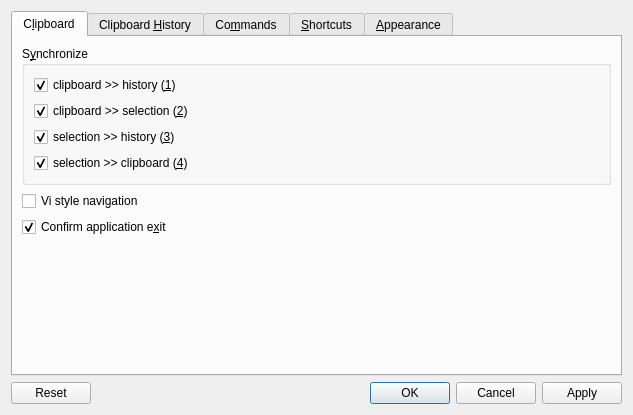
Qt form src/ui/configurationmanager.ui (hluk/CopyQ) before a commit.
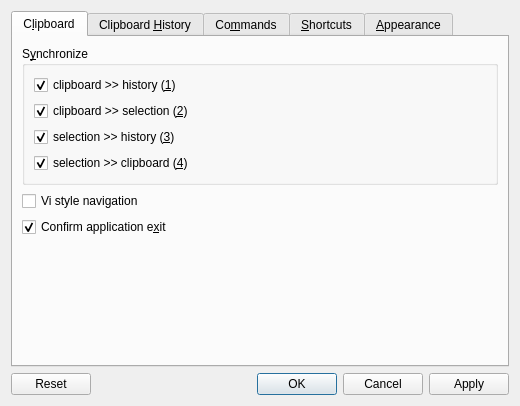
The same form after that commit. Icons and pictures are not drawn. Custom widgets are drawn as their Qt base class.

Commit message: GUI adjustments and simpler command error reporting

```diff
--- a/src/ui/configurationmanager.ui
+++ b/src/ui/configurationmanager.ui
@@ -6,10 +6,16 @@
    <rect>
     <x>0</x>
     <y>0</y>
-    <width>633</width>
-    <height>415</height>
+    <width>520</width>
+    <height>406</height>
    </rect>
   </property>
+  <property name="minimumSize">
+   <size>
+    <width>320</width>
+    <height>240</height>
+   </size>
+  </property>
   <property name="windowTitle">
    <string>CopyQ Configuration</string>
   </property>
@@ -37,16 +43,21 @@
          <string>C&amp;lipboard</string>
         </attribute>
         <layout class="QGridLayout" name="gridLayout_2">
-         <item row="1" column="0">
-          <layout class="QVBoxLayout" name="verticalLayout_2">
-           <item>
+         <item row="2" column="0">
+          <widget class="QCheckBox" name="checkBoxConfirmExit">
+           <property name="toolTip">
+            <string>Confirm application exit.</string>
+           </property>
+           <property name="text">
+            <string>Confirm application e&amp;xit</string>
+           </property>
+           <property name="checked">
+            <bool>true</bool>
+           </property>
+          </widget>
+         </item>
+         <item row="0" column="0">
             <widget class="QGroupBox" name="groupBox">
-             <property name="sizePolicy">
-              <sizepolicy hsizetype="Preferred" vsizetype="Preferred">
-               <horstretch>0</horstretch>
-               <verstretch>0</verstretch>
-              </sizepolicy>
-             </property>
              <property name="title">
               <string>S&amp;ynchronize</string>
              </property>
@@ -116,7 +127,7 @@
              </layout>
             </widget>
            </item>
-           <item>
+         <item row="1" column="0">
             <widget class="QCheckBox" name="checkBoxViMode">
              <property name="toolTip">
               <string>Support for Vi navigation keys (H, J, K, L and more),  Slash (/) key to search</string>
@@ -126,20 +137,7 @@
              </property>
             </widget>
            </item>
-           <item>
-            <widget class="QCheckBox" name="checkBoxConfirmExit">
-             <property name="toolTip">
-              <string>Confirm application exit.</string>
-             </property>
-             <property name="text">
-              <string>Confirm application e&amp;xit</string>
-             </property>
-             <property name="checked">
-              <bool>true</bool>
-             </property>
-            </widget>
-           </item>
-           <item>
+         <item row="3" column="0">
             <spacer name="verticalSpacer">
              <property name="orientation">
               <enum>Qt::Vertical</enum>
@@ -153,8 +151,6 @@
             </spacer>
            </item>
           </layout>
-         </item>
-        </layout>
        </widget>
        <widget class="QWidget" name="tab_general">
         <attribute name="icon">
```
Left out of the diff: 62 changed lines with no effect on the pictures. Lines whose indentation alone changed are shown as unchanged. The commit also changes 6 other files.
